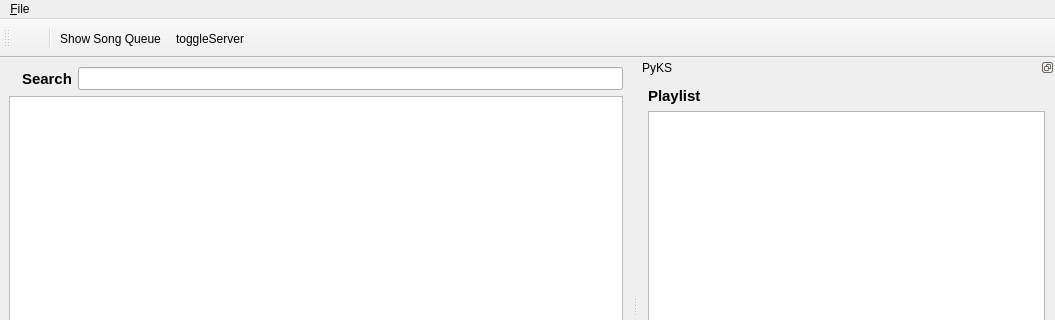
This is main_window.ui in tschen/PyKS as Qt 5 draws it before an edit; both pictures show x 0 to 1055 and y 0 to 320 of the 1055 by 575 pixel window. The edited form follows.
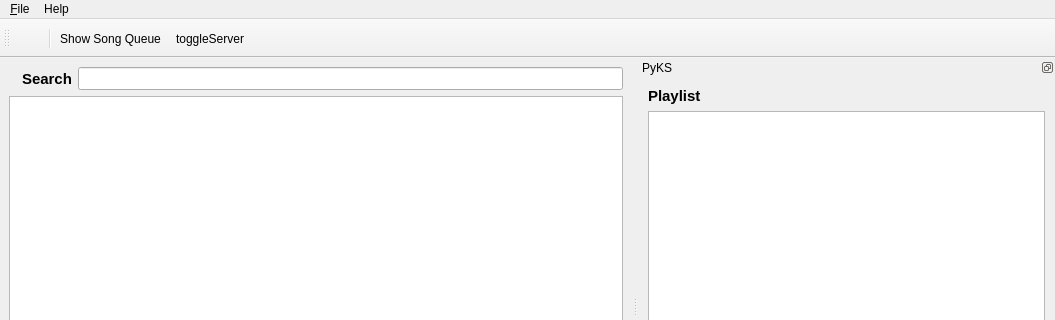
This is the edited form. Icons and pictures are not drawn. Custom widgets are drawn as their Qt base class.

```diff
--- a/main_window.ui
+++ b/main_window.ui
@@ -122,7 +122,14 @@
     <addaction name="separator"/>
     <addaction name="actionMenuQuit"/>
    </widget>
+   <widget class="QMenu" name="menuHelp">
+    <property name="title">
+     <string>Help</string>
+    </property>
+    <addaction name="actionMenuAbout"/>
+   </widget>
    <addaction name="menu_File"/>
+   <addaction name="menuHelp"/>
   </widget>
   <widget class="QStatusBar" name="statusbar"/>
   <widget class="QDockWidget" name="dockWidget">
```
Left out of the diff: 5 changed lines with no effect on the pictures.
